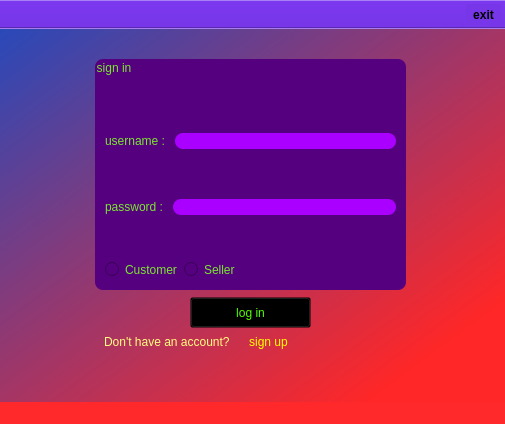
First picture: the form in project/login_singup.ui, repository UIAP4012/uiap4012-final-taha127, before the edit.
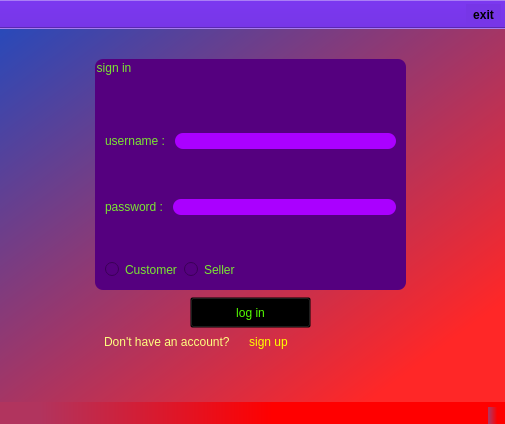
Second picture: the form after the edit. Icons and pictures are not drawn.

```diff
--- a/project/login_singup.ui
+++ b/project/login_singup.ui
@@ -265,7 +265,8 @@
   </widget>
   <widget class="QStatusBar" name="statusBar">
    <property name="styleSheet">
-    <string notr="true">background-color: transparent;
+    <string notr="true">background-color: qlineargradient(spread:pad, x1:0, y1:0, x2:0.539, y2:0, stop:0.146067 rgba(177, 52, 94, 255), stop:1 rgba(255, 0, 0, 255));
+font: 12pt &quot;MS Shell Dlg 2&quot;;
 </string>
    </property>
   </widget>
```
